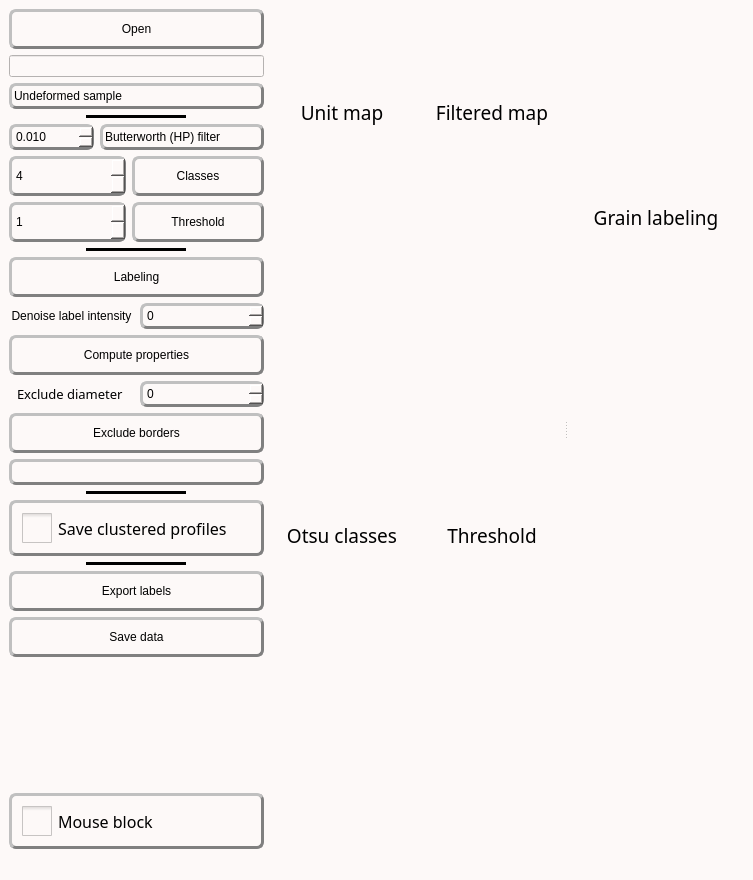
First picture: the form in inichord/Grain_Treatment.ui, repository Cyril-Langlois/iniCHORD, before the edit.
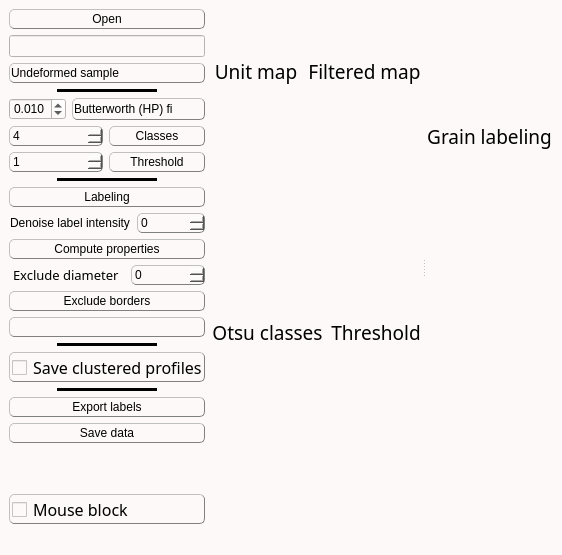
Second picture: the form after the edit. Icons and pictures are not drawn. Custom widgets are drawn as their Qt base class.

Diff of the .ui file:
```diff
--- a/inichord/Grain_Treatment.ui
+++ b/inichord/Grain_Treatment.ui
@@ -6,8 +6,8 @@
    <rect>
     <x>0</x>
     <y>0</y>
-    <width>753</width>
-    <height>880</height>
+    <width>562</width>
+    <height>555</height>
    </rect>
   </property>
   <property name="windowTitle">
@@ -15,30 +15,30 @@
   </property>
   <property name="styleSheet">
    <string notr="true">/* Couleur du fond, label, combobox, progressbar vide et spin box */
-QWidget, QLabel, QComboBox, QProgressBar, QSpinBox, QDoubleSpinBox {background-color: rgb(253, 249, 248)}
+QWidget, QLabel, QComboBox, QProgressBar, QSpinBox {background-color: rgb(253, 249, 248)}
 
 /* Couleur quand inactif */
-QPushButton:disabled, QComboBox:disabled, QSpinBox:disabled, QDoubleSpinBox:disabled {background-color: rgba(243, 98, 64,150)}
+QPushButton:disabled, QComboBox:disabled, QSpinBox:disabled {background-color: rgba(243, 98, 64,150)}
 
 /* Couleur des boutons et des selecteurs */
 QPushButton, QComboBox::drop-down:button, QComboBox::down-arrow, QComboBox::down-arrow:disabled, QSpinBox::drop-down:button, QSpinBox::down-arrow, QSpinBox::down-arrow:disabled, QSpinBox::drop-up:button, QSpinBox::up-arrow, QSpinBox::up-arrow:disabled, QSlider::handle:horizontal, QDoubleSpinBox::drop-down:button, QDoubleSpinBox::down-arrow, QDoubleSpinBox::down-arrow:disabled, QDoubleSpinBox::drop-up:button, QDoubleSpinBox::up-arrow, QDoubleSpinBox::up-arrow:disabled {background-color: rgb(226, 120, 95)}
 
 /* Couleur des bordures de même couleur que les boutons */
-QComboBox::drop-down:button, QSpinBox::drop-down:button, QSpinBox::drop-up:button, QDoubleSpinBox::drop-down:button, QDoubleSpinBox::drop-up:button {border-color: rgb(193, 167, 181)}
+QComboBox::drop-down:button, QSpinBox::drop-down:button, QSpinBox::drop-up:button {border-color: rgb(193, 167, 181)}
 
 /* Couleur des textes */
-QLabel, QPushButton, QPushButton:hover, QCheckBox, QComboBox, Line, QTextEdit, QSpinBox, QDoubleSpinBox {color: rgb(0, 0, 0)}
+QLabel, QPushButton, QPushButton:hover, QCheckBox, QComboBox, Line, QTextEdit, QSpinBox {color: rgb(0, 0, 0)}
 
 /* style des bordures 1 */
-QLabel, QPushButton, QPushButton:hover, QCheckBox, QComboBox, QSpinBox, QDoubleSpinBox  {
+QLabel, QPushButton, QPushButton:hover, QCheckBox, QComboBox, QSpinBox  {
 	border-style : outset;
 	min-width : 5em;
 }
 
 /* style des bordures 2 */
-QPushButton, QPushButton:hover, QCheckBox, QComboBox, QSpinBox, QDoubleSpinBox  {
-	border-radius: 7px;
-	border-width: 3px;
+QPushButton, QPushButton:hover, QCheckBox, QComboBox, QSpinBox  {
+	border-radius: 5px;
+	border-width: 1px;
 	border-color: gray;
 }
 
@@ -46,18 +46,18 @@
 QPushButton, QPushButton:hover, QCheckBox, QProgressBar {font: 12pt &quot;Noto Sans Cond&quot;}
 
 /* Font 2 */
-QComboBox, QTextEdit, QSpinBox, QDoubleSpinBox {font: 10pt &quot;Noto Sans Cond&quot;}
+QComboBox, QTextEdit, QSpinBox {font: 10pt &quot;Noto Sans Cond&quot;}
 
 /* Padding 1 */
-QLabel, QComboBox, QComboBox::down-arrow, QSpinBox, QSpinBox::down-arrow, QSpinBox::up-arrow, QDoubleSpinBox, QDoubleSpinBox::down-arrow, QDoubleSpinBox::up-arrow {padding : 2px;}
+QLabel, QComboBox, QComboBox::down-arrow, QSpinBox, QSpinBox::down-arrow, QSpinBox::up-arrow {padding : 1px;}
 
 /* Padding 2 */
-QPushButton, QPushButton:hover, QCheckBox {padding : 10px;}
+QPushButton, QPushButton:hover, QCheckBox {padding : 2px;}
 
 /* Gestion taille des QCheckBoxes */
 QCheckBox::indicator:unchecked, QCheckBox::indicator:unchecked:hover, QCheckBox::indicator:checked, QCheckBox::indicator:checked:hover  {
-	width :30px;
-	height : 30px;
+	width :15px;
+	height : 15px;
 }
 
 QLabel {
@@ -79,19 +79,19 @@
 
 QComboBox::drop-down:button{
 	border-radius: 4px;
-	border-width: 3px;
-	width: 36px;
+	border-width: 1px;
+	width: 30px;
 }
 
 QComboBox::down-arrow {
-	image : url(icons/Arrow_down.png);
-    width: 13px;
+	 image : url(icons/Arrow_down.png); 
+    width: 12px;
     height: 12px;
 }
 
 Line{
 	format: plain;
-	midLine-Width : 5px;
+	midLine-Width : 1px;
 }
 
 QFrame[height=&quot;3&quot;], QFrame[width=&quot;3&quot;] {background-color: #3A3939;}
@@ -100,11 +100,11 @@
 	background-color: rgb(255, 255, 255);
 	border-style: solid;
 	border-radius: 5px;
-	border-width: 2px;
+	border-width: 1px;
 	border-color: black;
 }
 
-QLineEdit {font : 10pt &quot;Noto Sans Cond&quot;;}
+QLineEdit {font : 12pt &quot;Noto Sans Cond&quot;;}
 
 /* Gestion taille des QLineEdit */
 QLineEdit::indicator:unchecked, QLineEdit::indicator:unchecked:hover, QLineEdit::indicator:checked, QLineEdit::indicator:checked:hover  {
@@ -115,45 +115,45 @@
 
 QProgressBar {
 	text-align: center;
-	border: 2px solid black;
+	border: 1px solid black;
 	border-radius: 3px;
  }
 
  QProgressBar::chunk {
 	background-color: rgb(243, 98, 64);
-	width: 20px;
+	width: 15px;
 	margin : 0.5px;
  }
 
-QSpinBox::drop-down:button, QSpinBox::drop-up:button, QDoubleSpinBox::drop-down:button, QDoubleSpinBox::drop-up:button {
+QSpinBox::drop-down:button, QSpinBox::drop-up:button {
 	border-radius: 2px;
-	border-width: 3px;
+	border-width: 1px;
 	width: 36px;
 }
 
-QSpinBox::down-arrow, QDoubleSpinBox::down-arrow {
+QSpinBox::down-arrow {
 	image : url(icons/Arrow_down.png);
-    width: 26px;
-    height: 24px;
+    width: 24px;
+    height: 22px;
 }
 
-QSpinBox::up-arrow, QDoubleSpinBox::up-arrow {
+QSpinBox::up-arrow {
 	image : url(icons/Arrow_up.png);
-    width: 26px;
-    height: 24px;
+    width: 24px;
+    height: 22px;
 }
 
 QSlider::groove:horizontal {
     border: 1px solid #999999;
-    height: 5px; /* the groove expands to the size of the slider by default. by giving it a height, it has a fixed size */
+    height: 2px; /* the groove expands to the size of the slider by default. by giving it a height, it has a fixed size */
     background-color: rgb(0, 0, 0);
-    margin: 2px 0;
+    margin: 1px 0;
 }
 
 QSlider::handle:horizontal {
     border: 1px solid #5c5c5c;
-    width: 25px;
-    height: 40px;
+    width: 15px;
+    height: 30px;
     margin: -10px 0; /* handle is placed by default on the contents rect of the groove. Expand outside the groove */
     border-radius: 3px;
 }</string>
@@ -174,7 +174,7 @@
           </property>
           <property name="minimumSize">
            <size>
-            <width>116</width>
+            <width>96</width>
             <height>0</height>
            </size>
           </property>
@@ -268,7 +268,7 @@
             </property>
             <property name="minimumSize">
              <size>
-              <width>85</width>
+              <width>0</width>
               <height>0</height>
              </size>
             </property>
@@ -305,7 +305,7 @@
             </property>
             <property name="minimumSize">
              <size>
-              <width>85</width>
+              <width>79</width>
               <height>0</height>
              </size>
             </property>
@@ -351,7 +351,7 @@
               </property>
               <property name="minimumSize">
                <size>
-                <width>85</width>
+                <width>79</width>
                 <height>0</height>
                </size>
               </property>
@@ -385,7 +385,7 @@
               </property>
               <property name="minimumSize">
                <size>
-                <width>116</width>
+                <width>96</width>
                 <height>0</height>
                </size>
               </property>
@@ -425,7 +425,7 @@
               </property>
               <property name="minimumSize">
                <size>
-                <width>85</width>
+                <width>79</width>
                 <height>0</height>
                </size>
               </property>
@@ -459,7 +459,7 @@
               </property>
               <property name="minimumSize">
                <size>
-                <width>116</width>
+                <width>96</width>
                 <height>0</height>
                </size>
               </property>
@@ -525,7 +525,7 @@
             </property>
             <property name="minimumSize">
              <size>
-              <width>116</width>
+              <width>96</width>
               <height>0</height>
              </size>
             </property>
@@ -650,7 +650,7 @@
           </property>
           <property name="minimumSize">
            <size>
-            <width>85</width>
+            <width>79</width>
             <height>0</height>
            </size>
           </property>
@@ -703,7 +703,7 @@
           </property>
           <property name="minimumSize">
            <size>
-            <width>116</width>
+            <width>96</width>
             <height>0</height>
            </size>
           </property>
@@ -807,7 +807,7 @@
           </property>
           <property name="minimumSize">
            <size>
-            <width>116</width>
+            <width>96</width>
             <height>0</height>
            </size>
           </property>
```
Left out of the diff: 2 changed lines with no effect on the pictures.
